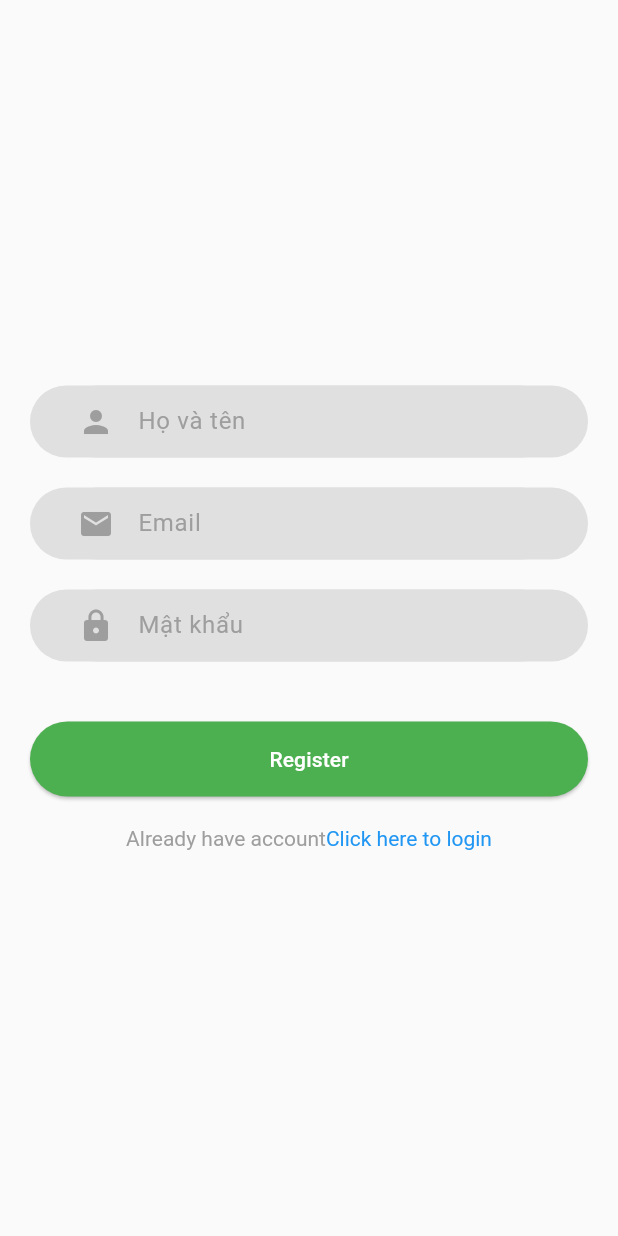
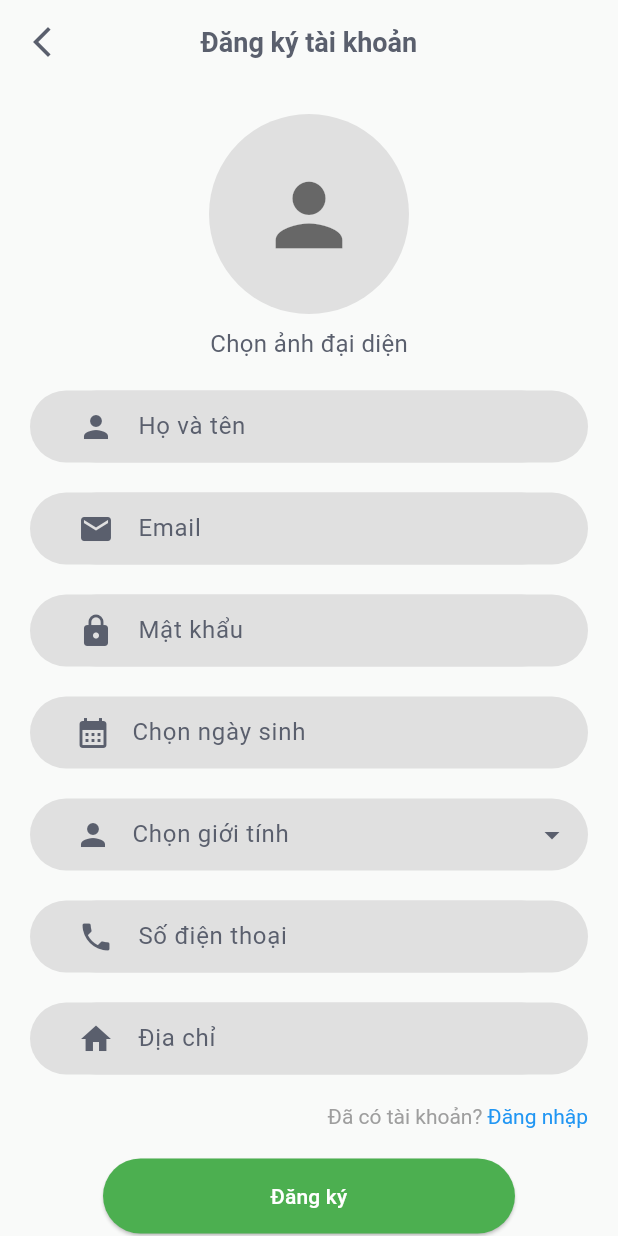
Before and after one commit to TronkIshere/charitable-money-management, a Flutter app: the RegisterPage screen opened by its route, on a phone screen of 412 x 824 dp. Run offline on Flutter 3.47's test engine with Material 3 defaults, Android fonts, the phone set to English and light mode, and no system bars; our stand-ins replace flutter_bloc, flutter_secure_storage, get_it, google_fonts, image_picker, socket_io_client; accounts and stored records are empty; network calls fail.

Commit message:
update register page

```diff
--- a/frontend/lib/core/theme/theme.dart
+++ b/frontend/lib/core/theme/theme.dart
@@ -17,7 +17,7 @@ class DefaultColors {
   static const Color white = Color(0xFFFFFFFF);
 
   // Text & background
-  static const Color greyText = Color(0xFFB3B9C9);
+  static const Color greyText = Color(0xFF5A5F6D);
   static const Color background = Color(0xFFF9FAF9);
 
   // Chat & UI elements
--- a/frontend/lib/features/auth/presentation/bloc/login_prompt.dart
+++ b/frontend/lib/features/auth/presentation/bloc/login_prompt.dart
@@ -1,11 +1,27 @@
+import 'dart:io';
+
 abstract class AuthEvent {}
 
 class RegisterEvent extends AuthEvent {
   final String username;
   final String email;
   final String password;
+  final String phoneNumber;
+  final String address;
+  final DateTime? date;
+  final String? gender;
+  final File? avatar;
 
-  RegisterEvent({required this.username, required this.email, required this.password});
+  RegisterEvent({
+    required this.username,
+    required this.email,
+    required this.password,
+    required this.phoneNumber,
+    required this.address,
+    this.date,
+    this.gender,
+    this.avatar,
+  });
 }
 
 class LoginEvent extends AuthEvent {
--- a/frontend/lib/features/auth/presentation/pages/login_prompt.dart
+++ /dev/null
@@ -1,84 +0,0 @@
-import 'package:flutter/material.dart';
-import 'package:flutter_bloc/flutter_bloc.dart';
-import 'package:frontend/features/auth/presentation/bloc/auth_bloc.dart';
-import 'package:frontend/features/auth/presentation/bloc/login_prompt.dart';
-import 'package:frontend/features/auth/presentation/bloc/register_page.dart';
-import 'package:frontend/features/auth/presentation/widgets/auth_button.dart';
-import 'package:frontend/features/auth/presentation/widgets/auth_input_field.dart';
-import 'package:frontend/features/auth/presentation/widgets/login_prompt.dart';
-
-class RegisterPage extends StatefulWidget {
-  const RegisterPage({super.key});
-
-  @override
-  State<RegisterPage> createState() => _RegisterPageState();
-}
-
-class _RegisterPageState extends State<RegisterPage> {
-  final TextEditingController _usernameController = TextEditingController();
-  final TextEditingController _emailController = TextEditingController();
-  final TextEditingController _passwordController = TextEditingController();
-  DateTime? _selectedDate;
-
-  @override
-  void dispose() {
-    _usernameController.dispose();
-    _emailController.dispose();
-    _passwordController.dispose();
-    super.dispose();
-  }
-
-  void _onRegister() {
-    BlocProvider.of<AuthBloc>(context).add(
-      RegisterEvent(
-        username: _usernameController.text,
-        email: _emailController.text,
-        password: _passwordController.text,
-      ),
-    );
-  }
-
-  @override
-  Widget build(BuildContext context) {
-    return Scaffold(
-      body: Center(
-        child: Padding(
-          padding: const EdgeInsets.all(20),
-          child: Column(
-            mainAxisAlignment: MainAxisAlignment.center,
-            crossAxisAlignment: CrossAxisAlignment.stretch,
-            children: [
-              AuthInputField(hint: 'Họ và tên', icon: Icons.person, controller: _usernameController),
-              SizedBox(height: 20),
-              AuthInputField(hint: 'Email', icon: Icons.mail, controller: _emailController),
-              SizedBox(height: 20),
-              AuthInputField(hint: 'Mật khẩu', icon: Icons.lock, controller: _passwordController, isPassword: true),
-              SizedBox(height: 20),
-
-              SizedBox(height: 20),
-              BlocConsumer<AuthBloc, AuthState>(
-                builder: (context, state) => state is AuthLoading
-                    ? Center(child: CircularProgressIndicator())
-                    : AuthButton(text: 'Register', onPressed: _onRegister),
-                listener: (context, state) {
-                  if (state is AuthSuccess) Navigator.pushNamed(context, '/login');
-                  if (state is AuthFailure) {
-                    ScaffoldMessenger.of(context).showSnackBar(SnackBar(content: Text(state.error)));
-                  }
-                },
-              ),
-              SizedBox(height: 20),
-              LoginPrompt(
-                title: "Already have account",
-                subtitle: "Click here to login",
-                onTap: () {
-                  Navigator.pushNamed(context, '/login');
-                },
-              ),
-            ],
-          ),
-        ),
-      ),
-    );
-  }
-}
--- /dev/null
+++ b/frontend/lib/features/auth/presentation/pages/register_page.dart
@@ -0,0 +1,150 @@
+import 'dart:io';
+
+import 'package:flutter/material.dart';
+import 'package:flutter_bloc/flutter_bloc.dart';
+import 'package:frontend/features/auth/presentation/bloc/auth_bloc.dart';
+import 'package:frontend/features/auth/presentation/bloc/login_prompt.dart';
+import 'package:frontend/features/auth/presentation/bloc/register_page.dart';
+import 'package:frontend/features/auth/presentation/widgets/auth_appBar.dart';
+import 'package:frontend/features/auth/presentation/widgets/auth_button.dart';
+import 'package:frontend/features/auth/presentation/widgets/auth_date_input_field.dart';
+import 'package:frontend/features/auth/presentation/widgets/auth_dropBar.dart';
+import 'package:frontend/features/auth/presentation/widgets/auth_input_field.dart';
+import 'package:frontend/features/auth/presentation/widgets/avatar_picker.dart';
+import 'package:frontend/features/auth/presentation/widgets/login_prompt.dart';
+
+class RegisterPage extends StatefulWidget {
+  const RegisterPage({super.key});
+
+  @override
+  State<RegisterPage> createState() => _RegisterPageState();
+}
+
+class _RegisterPageState extends State<RegisterPage> {
+  final TextEditingController _usernameController = TextEditingController();
+  final TextEditingController _emailController = TextEditingController();
+  final TextEditingController _passwordController = TextEditingController();
+  final TextEditingController _phoneNumberController = TextEditingController();
+  final TextEditingController _addressController = TextEditingController();
+  DateTime? _selectedDate;
+  String? _selectedGender;
+  File? _selectedImage;
+
+  @override
+  void dispose() {
+    _usernameController.dispose();
+    _emailController.dispose();
+    _passwordController.dispose();
+    _phoneNumberController.dispose();
+    _addressController.dispose();
+    super.dispose();
+  }
+
+  void _onRegister() {
+    BlocProvider.of<AuthBloc>(context).add(
+      RegisterEvent(
+        username: _usernameController.text,
+        email: _emailController.text,
+        password: _passwordController.text,
+        phoneNumber: _phoneNumberController.text,
+        address: _addressController.text,
+        date: _selectedDate,
+        gender: _selectedGender,
+        avatar: _selectedImage,
+      ),
+    );
+  }
+
+  @override
+  Widget build(BuildContext context) {
+    return Scaffold(
+      appBar: const AuthAppbar(title: "Đăng ký tài khoản"),
+      body: Center(
+        child: Padding(
+          padding: const EdgeInsets.all(20),
+          child: Column(
+            mainAxisAlignment: MainAxisAlignment.center,
+            crossAxisAlignment: CrossAxisAlignment.stretch,
+            children: [
+              AvatarPicker(
+                onImageSelected: (file) {
+                  _selectedImage = file;
+                },
+              ),
+              SizedBox(height: 20),
+              AuthInputField(hint: 'Họ và tên', icon: Icons.person, controller: _usernameController),
+              SizedBox(height: 20),
+              AuthInputField(hint: 'Email', icon: Icons.mail, controller: _emailController),
+              SizedBox(height: 20),
+              AuthInputField(hint: 'Mật khẩu', icon: Icons.lock, controller: _passwordController, isPassword: true),
+              SizedBox(height: 20),
+              AuthDateInputField(
+                label: "Chọn ngày sinh",
+                selectedDate: _selectedDate,
+                onDateSelected: (date) {
+                  setState(() => _selectedDate = date);
+                },
+              ),
+              SizedBox(height: 20),
+              AuthDropBar(
+                label: "Chọn giới tính",
+                selectedValue: _selectedGender,
+                items: ["Nam", "Nữ", "lesbian hunter", "Khác"],
+                onChanged: (value) {
+                  setState(() {
+                    _selectedGender = value;
+                  });
+                },
+              ),
+              SizedBox(height: 20),
+              AuthInputField(hint: "Số điện thoại", icon: Icons.phone, controller: _phoneNumberController),
+              SizedBox(height: 20),
+              AuthInputField(hint: "Địa chỉ", icon: Icons.home, controller: _addressController),
+              SizedBox(height: 20),
+              _buildLoginLine(),
+              SizedBox(height: 20),
+              BlocConsumer<AuthBloc, AuthState>(
+                builder: (context, state) =>
+                    state is AuthLoading ? Center(child: CircularProgressIndicator()) : _buildAuthButton(),
+                listener: (context, state) {
+                  if (state is AuthSuccess) Navigator.pushNamed(context, '/login');
+                  if (state is AuthFailure) {
+                    ScaffoldMessenger.of(context).showSnackBar(SnackBar(content: Text(state.error)));
+                  }
+                },
+              ),
+            ],
+          ),
+        ),
+      ),
+    );
+  }
+
+  Widget _buildLoginLine() {
+    return Row(
+      mainAxisAlignment: MainAxisAlignment.end,
+      children: [
+        LoginPrompt(
+          title: "Đã có tài khoản?",
+          subtitle: " Đăng nhập",
+          onTap: () {
+            Navigator.pushNamed(context, '/login');
+          },
+        ),
+      ],
+    );
+  }
+
+  Widget _buildAuthButton() {
+    return Center(
+      child: SizedBox(
+        width: MediaQuery.of(context).size.width * 2 / 3,
+        child: Column(
+          mainAxisAlignment: MainAxisAlignment.center,
+          crossAxisAlignment: CrossAxisAlignment.stretch,
+          children: [AuthButton(text: 'Đăng ký', onPressed: _onRegister)],
+        ),
+      ),
+    );
+  }
+}
--- /dev/null
+++ b/frontend/lib/features/auth/presentation/widgets/auth_appBar.dart
@@ -0,0 +1,30 @@
+import 'package:flutter/material.dart';
+import 'package:frontend/core/theme/theme.dart';
+
+class AuthAppbar extends StatelessWidget implements PreferredSizeWidget {
+  final String title;
+  final VoidCallback? onBack;
+
+  const AuthAppbar({super.key, required this.title, this.onBack});
+
+  @override
+  Widget build(BuildContext context) {
+    return AppBar(
+      backgroundColor: Colors.transparent,
+      elevation: 0,
+      automaticallyImplyLeading: false,
+      centerTitle: true,
+      leading: IconButton(
+        icon: const Icon(Icons.arrow_back_ios_new, color: DefaultColors.greyText),
+        onPressed: onBack ?? () => Navigator.pop(context),
+      ),
+      title: Text(
+        title,
+        style: const TextStyle(color: DefaultColors.greyText, fontWeight: FontWeight.bold, fontSize: 18),
+      ),
+    );
+  }
+
+  @override
+  Size get preferredSize => const Size.fromHeight(kToolbarHeight);
+}
--- /dev/null
+++ b/frontend/lib/features/auth/presentation/widgets/auth_date_input_field.dart
@@ -0,0 +1,56 @@
+import 'package:flutter/material.dart';
+import 'package:frontend/core/theme/theme.dart';
+
+class AuthDateInputField extends StatelessWidget {
+  final String label;
+  final DateTime? selectedDate;
+  final Function(DateTime) onDateSelected;
+  final IconData icon;
+
+  const AuthDateInputField({
+    super.key,
+    required this.label,
+    required this.selectedDate,
+    required this.onDateSelected,
+    this.icon = Icons.calendar_month,
+  });
+
+  Future<void> _pickDate(BuildContext context) async {
+    final picked = await showDatePicker(
+      context: context,
+      initialDate: selectedDate ?? DateTime(2000),
+      firstDate: DateTime(1900),
+      lastDate: DateTime.now(),
+    );
+    if (picked != null) {
+      onDateSelected(picked);
+    }
+  }
+
+  @override
+  Widget build(BuildContext context) {
+    return GestureDetector(
+      onTap: () => _pickDate(context),
+      child: AbsorbPointer(
+        child: TextField(
+          decoration: InputDecoration(
+            hintText: selectedDate == null
+                ? label
+                : "${selectedDate!.day}/${selectedDate!.month}/${selectedDate!.year}",
+            hintStyle: TextStyle(color: selectedDate == null ? DefaultColors.greyText : DefaultColors.greyText),
+            filled: true,
+            fillColor: DefaultColors.sentMessageInput,
+            prefixIcon: Padding(
+              padding: const EdgeInsets.only(left: 30, right: 10),
+              child: Icon(icon, color: DefaultColors.greyText),
+            ),
+            border: OutlineInputBorder(borderRadius: BorderRadius.circular(25), borderSide: BorderSide.none),
+            enabledBorder: OutlineInputBorder(borderRadius: BorderRadius.circular(25), borderSide: BorderSide.none),
+            focusedBorder: OutlineInputBorder(borderRadius: BorderRadius.circular(25), borderSide: BorderSide.none),
+          ),
+          style: const TextStyle(color: Colors.white),
+        ),
+      ),
+    );
+  }
+}
--- /dev/null
+++ b/frontend/lib/features/auth/presentation/widgets/auth_dropBar.dart
@@ -0,0 +1,78 @@
+import 'package:flutter/material.dart';
+import 'package:frontend/core/theme/theme.dart';
+
+class AuthDropBar extends StatelessWidget {
+  final String label;
+  final String? selectedValue;
+  final List<String> items;
+  final Function(String?) onChanged;
+  final IconData icon;
+
+  const AuthDropBar({
+    super.key,
+    required this.label,
+    required this.selectedValue,
+    required this.items,
+    required this.onChanged,
+    this.icon = Icons.person,
+  });
+
+  @override
+  Widget build(BuildContext context) {
+    return GestureDetector(
+      onTap: () => _showPopup(context),
+      child: AbsorbPointer(
+        child: TextField(
+          readOnly: true,
+          decoration: InputDecoration(
+            hintText: selectedValue ?? label,
+            hintStyle: TextStyle(color: selectedValue == null ? DefaultColors.greyText : DefaultColors.greyText),
+            filled: true,
+            fillColor: DefaultColors.sentMessageInput,
+            prefixIcon: Padding(
+              padding: const EdgeInsets.only(left: 30, right: 10),
+              child: Icon(icon, color: DefaultColors.greyText),
+            ),
+            border: OutlineInputBorder(borderRadius: BorderRadius.circular(25), borderSide: BorderSide.none),
+            enabledBorder: OutlineInputBorder(borderRadius: BorderRadius.circular(25), borderSide: BorderSide.none),
+            focusedBorder: OutlineInputBorder(borderRadius: BorderRadius.circular(25), borderSide: BorderSide.none),
+            suffixIcon: const Icon(Icons.arrow_drop_down, color: DefaultColors.greyText),
+          ),
+          style: const TextStyle(color: DefaultColors.greyText),
+        ),
+      ),
+    );
+  }
+
+  void _showPopup(BuildContext context) {
+    showModalBottomSheet(
+      context: context,
+      backgroundColor: DefaultColors.sentMessageInput,
+      shape: const RoundedRectangleBorder(borderRadius: BorderRadius.vertical(top: Radius.circular(20))),
+      builder: (context) {
+        return SafeArea(
+          child: ListView(
+            shrinkWrap: true,
+            children: items.map((value) {
+              return ListTile(
+                title: Text(
+                  value,
+                  style: const TextStyle(
+                    color: DefaultColors.greyText,
+                    fontSize: FontsSizes.medium,
+                    fontWeight: FontWeight.w500,
+                  ),
+                ),
+                onTap: () {
+                  onChanged(value);
+                  Navigator.pop(context);
+                },
+                trailing: selectedValue == value ? const Icon(Icons.check, color: Colors.white) : null,
+              );
+            }).toList(),
+          ),
+        );
+      },
+    );
+  }
+}
--- a/frontend/lib/features/auth/presentation/widgets/auth_input_field.dart
+++ b/frontend/lib/features/auth/presentation/widgets/auth_input_field.dart
@@ -28,13 +28,13 @@ class AuthInputField extends StatelessWidget {
               obscureText: isPassword,
               decoration: InputDecoration(
                 hintText: hint,
-                hintStyle: TextStyle(color: Colors.grey),
+                hintStyle: TextStyle(color: DefaultColors.greyText),
                 filled: true,
                 fillColor: DefaultColors.sentMessageInput,
                 border: OutlineInputBorder(borderRadius: BorderRadius.circular(25), borderSide: BorderSide.none),
                 enabledBorder: OutlineInputBorder(borderRadius: BorderRadius.circular(25), borderSide: BorderSide.none),
                 focusedBorder: OutlineInputBorder(borderRadius: BorderRadius.circular(25), borderSide: BorderSide.none),
-                prefixIcon: Icon(icon, color: Colors.grey),
+                prefixIcon: Icon(icon, color: DefaultColors.greyText),
               ),
               style: TextStyle(color: Colors.white),
             ),
--- /dev/null
+++ b/frontend/lib/features/auth/presentation/widgets/avatar_picker.dart
@@ -0,0 +1,52 @@
+import 'dart:io';
+
+import 'package:flutter/material.dart';
+import 'package:frontend/core/theme/theme.dart';
+import 'package:image_picker/image_picker.dart';
+
+class AvatarPicker extends StatefulWidget {
+  final double size;
+  final Function(File?) onImageSelected;
+
+  const AvatarPicker({super.key, this.size = 100, required this.onImageSelected});
+
+  @override
+  State<AvatarPicker> createState() => _AvatarPickerState();
+}
+
+class _AvatarPickerState extends State<AvatarPicker> {
+  File? _imageFile;
+
+  Future<void> _pickImage() async {
+    final pickedFile = await ImagePicker().pickImage(source: ImageSource.gallery);
+    if (pickedFile != null) {
+      setState(() {
+        _imageFile = File(pickedFile.path);
+      });
+      widget.onImageSelected(_imageFile);
+    }
+  }
+
+  @override
+  Widget build(BuildContext context) {
+    return Column(
+      mainAxisSize: MainAxisSize.min,
+      children: [
+        GestureDetector(
+          onTap: _pickImage,
+          child: CircleAvatar(
+            radius: widget.size * 2 / 3,
+            backgroundColor: Colors.grey[300],
+            backgroundImage: _imageFile != null ? FileImage(_imageFile!) : null,
+            child: _imageFile == null ? Icon(Icons.person, size: widget.size * 2 / 3, color: Colors.black54) : null,
+          ),
+        ),
+        const SizedBox(height: 8),
+        Text(
+          "Chọn ảnh đại diện",
+          style: TextStyle(color: DefaultColors.greyText, fontSize: FontsSizes.standardUp),
+        ),
+      ],
+    );
+  }
+}
--- a/frontend/lib/features/auth/presentation/widgets/date_input_field.dart
+++ b/frontend/lib/features/auth/presentation/widgets/date_input_field.dart
@@ -1,4 +1,5 @@
 import 'package:flutter/material.dart';
+import 'package:frontend/core/theme/theme.dart';
 
 class DateInputField extends StatelessWidget {
   final String label;
@@ -35,12 +36,12 @@ class DateInputField extends StatelessWidget {
         padding: const EdgeInsets.symmetric(horizontal: 20, vertical: 15),
         child: Row(
           children: [
-            Icon(icon, color: Colors.grey),
+            Icon(icon, color: DefaultColors.greyText),
             const SizedBox(width: 10),
             Expanded(
               child: Text(
                 selectedDate == null ? label : "${selectedDate!.day}/${selectedDate!.month}/${selectedDate!.year}",
-                style: TextStyle(color: selectedDate == null ? Colors.grey : Colors.white),
+                style: TextStyle(color: selectedDate == null ? DefaultColors.greyText : Colors.white),
               ),
             ),
           ],
--- a/frontend/lib/main.dart
+++ b/frontend/lib/main.dart
@@ -5,7 +5,7 @@ import 'package:frontend/core/services/SocketService.dart';
 import 'package:frontend/core/theme/theme.dart';
 import 'package:frontend/features/auth/presentation/bloc/auth_bloc.dart';
 import 'package:frontend/features/auth/presentation/pages/login_page.dart';
-import 'package:frontend/features/auth/presentation/pages/login_prompt.dart';
+import 'package:frontend/features/auth/presentation/pages/register_page.dart';
 
 void main() async {
   WidgetsFlutterBinding.ensureInitialized();
--- a/frontend/pubspec.yaml
+++ b/frontend/pubspec.yaml
@@ -17,6 +17,7 @@ dependencies:
   flutter_secure_storage: ^9.2.4
   socket_io_client: ^3.1.2
   get_it: ^8.2.0
+  image_picker: ^1.2.0
 
 dev_dependencies:
   flutter_test:
```
Also changed, not shown: frontend/pubspec.lock, 5 other files.
